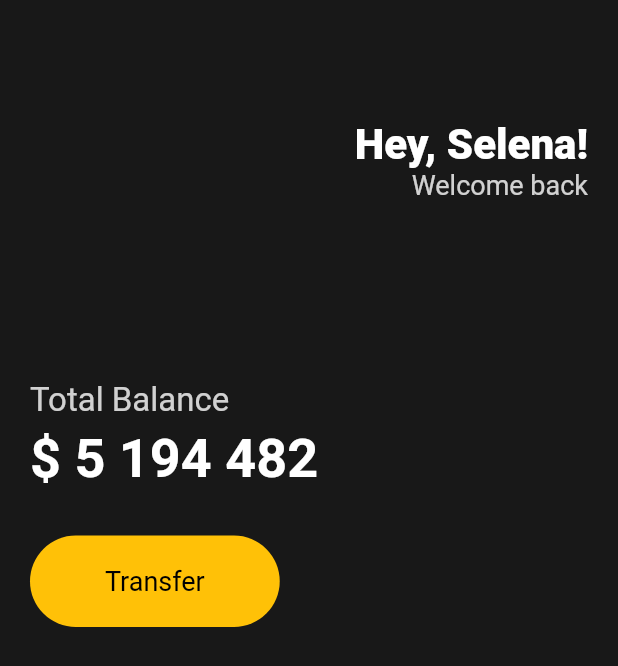
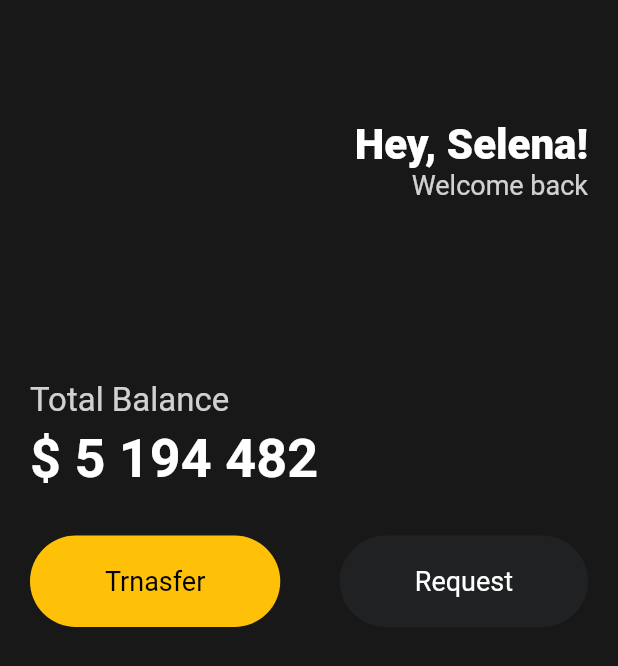
Before and after one commit to advanced-rising/flutter-app, a Flutter app: the screen it shows after launch, on a phone screen of 412 x 824 dp. Shown: the top 666 px of the screen. Run offline on Flutter 3.47's test engine with Material 2 defaults, Android fonts, the phone set to English and light mode, and no system bars; our stand-ins replace google_fonts.

Commit message:
create widget

```diff
--- a/toonflix/lib/main.dart
+++ b/toonflix/lib/main.dart
@@ -1,21 +1,24 @@
 import 'package:flutter/material.dart';
+import 'package:toonflix/widgets/button.dart';
 
 void main() {
-  runApp(App());
+  runApp(const App());
 }
 
 class App extends StatelessWidget {
+  const App({super.key});
+
   @override
   Widget build(BuildContext context) {
     return MaterialApp(
       home: Scaffold(
-        backgroundColor: Color(0xFF181818),
+        backgroundColor: const Color(0xFF181818),
         body: Padding(
-          padding: EdgeInsets.symmetric(horizontal: 20),
+          padding: const EdgeInsets.symmetric(horizontal: 20),
           child: Column(
             crossAxisAlignment: CrossAxisAlignment.start,
             children: [
-              SizedBox(
+              const SizedBox(
                 height: 80,
               ),
               Row(
@@ -24,7 +27,7 @@ class App extends StatelessWidget {
                   Column(
                     crossAxisAlignment: CrossAxisAlignment.end,
                     children: [
-                      Text(
+                      const Text(
                         'Hey, Selena!',
                         style: TextStyle(
                           color: Colors.white,
@@ -43,7 +46,7 @@ class App extends StatelessWidget {
                   ),
                 ],
               ),
-              SizedBox(
+              const SizedBox(
                 height: 120,
               ),
               Text(
@@ -53,10 +56,10 @@ class App extends StatelessWidget {
                   color: Colors.white.withOpacity(0.8),
                 ),
               ),
-              SizedBox(
+              const SizedBox(
                 height: 5,
               ),
-              Text(
+              const Text(
                 '\$ 5 194 482',
                 style: TextStyle(
                   fontSize: 36,
@@ -64,29 +67,21 @@ class App extends StatelessWidget {
                   color: Colors.white,
                 ),
               ),
-              SizedBox(
+              const SizedBox(
                 height: 30,
               ),
               Row(
-                children: [
-                  Container(
-                    decoration: BoxDecoration(
-                      color: Colors.amber,
-                      borderRadius: BorderRadius.circular(100),
-                    ),
-                    child: Padding(
-                      padding: EdgeInsets.symmetric(
-                        vertical: 20,
-                        horizontal: 50,
-                      ),
-                      child: Text(
-                        'Transfer',
-                        style: TextStyle(
-                          color: Colors.black,
-                          fontSize: 18,
-                        ),
-                      ),
-                    ),
+                mainAxisAlignment: MainAxisAlignment.spaceBetween,
+                children: const [
+                  Button(
+                    text: 'Trnasfer',
+                    bgColor: Colors.amber,
+                    textColor: Colors.black,
+                  ),
+                  Button(
+                    text: 'Request',
+                    bgColor: Color(0xff1f2123),
+                    textColor: Colors.white,
                   ),
                 ],
               )
--- /dev/null
+++ b/toonflix/lib/widgets/button.dart
@@ -0,0 +1,36 @@
+import 'package:flutter/material.dart';
+
+class Button extends StatelessWidget {
+  final String text;
+  final Color bgColor;
+  final Color textColor;
+
+  const Button(
+      {super.key,
+      required this.text,
+      required this.bgColor,
+      required this.textColor});
+
+  @override
+  Widget build(BuildContext context) {
+    return Container(
+      decoration: BoxDecoration(
+        color: bgColor,
+        borderRadius: BorderRadius.circular(100),
+      ),
+      child: Padding(
+        padding: const EdgeInsets.symmetric(
+          vertical: 20,
+          horizontal: 50,
+        ),
+        child: Text(
+          text,
+          style: TextStyle(
+            color: textColor,
+            fontSize: 18,
+          ),
+        ),
+      ),
+    );
+  }
+}
```
